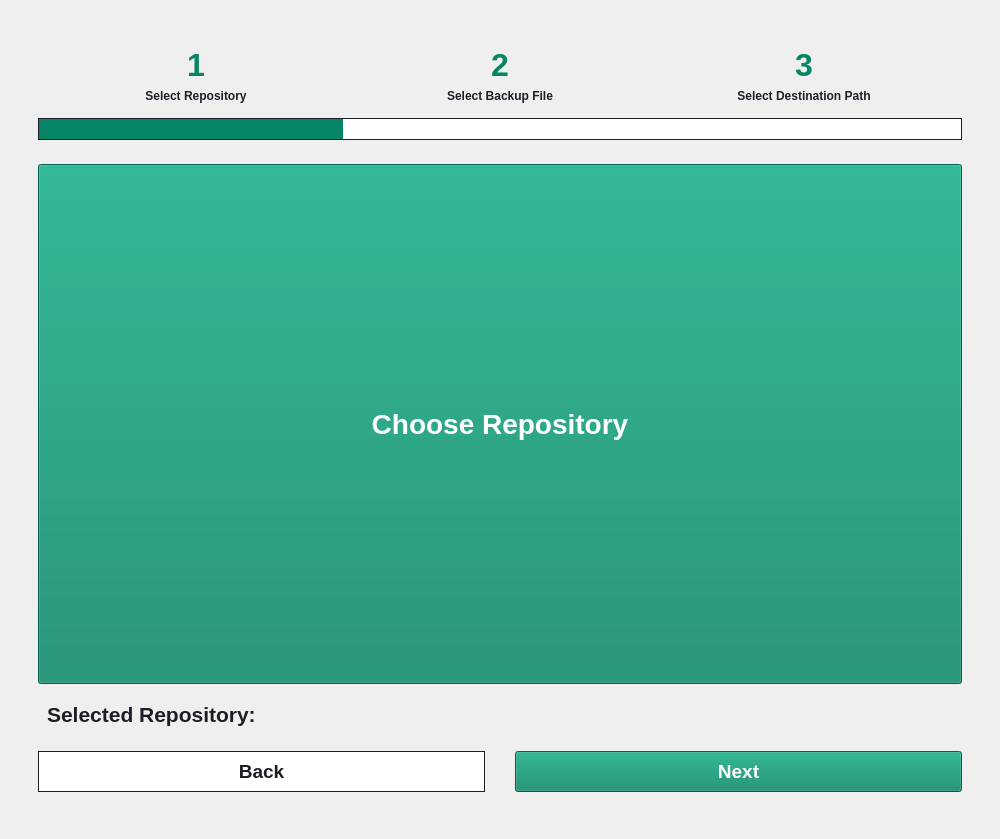
Qt form src/gui/tabs/restore_tab.ui (HPE-Backup-and-Recovery-System/ResilioZ) before a commit.
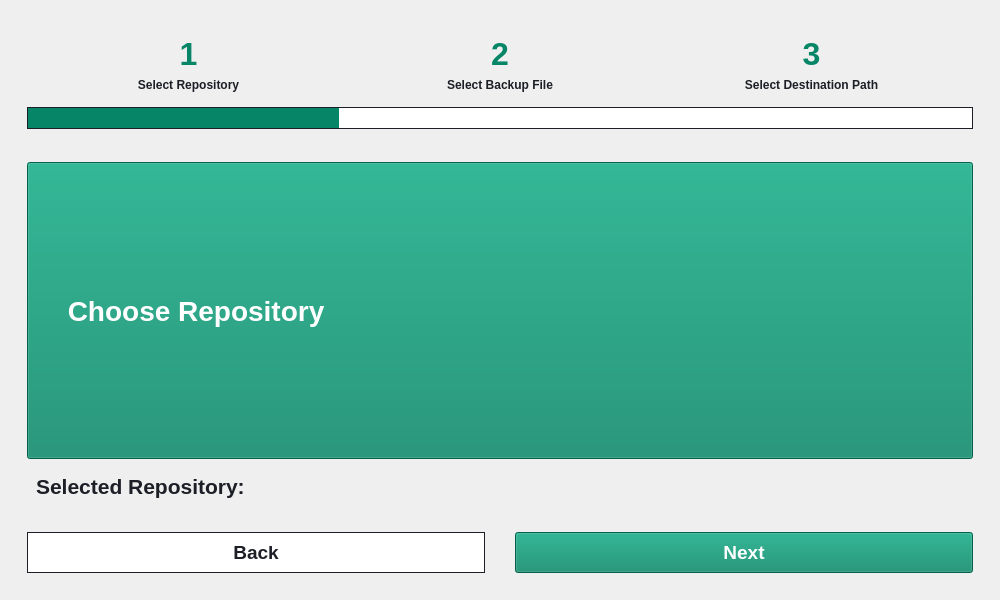
The same form after that commit. Icons and pictures are not drawn.

```diff
--- a/src/gui/tabs/restore_tab.ui
+++ b/src/gui/tabs/restore_tab.ui
@@ -7,13 +7,25 @@
     <x>0</x>
     <y>0</y>
     <width>1000</width>
-    <height>839</height>
+    <height>600</height>
    </rect>
   </property>
   <property name="windowTitle">
    <string>Form</string>
   </property>
   <layout class="QGridLayout" name="gridLayout">
+   <property name="leftMargin">
+    <number>0</number>
+   </property>
+   <property name="topMargin">
+    <number>0</number>
+   </property>
+   <property name="rightMargin">
+    <number>0</number>
+   </property>
+   <property name="bottomMargin">
+    <number>0</number>
+   </property>
    <item row="0" column="0">
     <widget class="QFrame" name="frame">
      <property name="autoFillBackground">
@@ -119,6 +131,9 @@
              <enum>QFrame::Raised</enum>
             </property>
             <layout class="QGridLayout" name="gridLayout_12">
+             <property name="bottomMargin">
+              <number>0</number>
+             </property>
              <item row="0" column="0">
               <widget class="QFrame" name="frame_5">
                <property name="styleSheet">
@@ -278,39 +293,45 @@
                       <property name="frameShadow">
                        <enum>QFrame::Raised</enum>
                       </property>
-                      <layout class="QVBoxLayout" name="verticalLayout_2">
-                       <property name="spacing">
-                        <number>9</number>
-                       </property>
+                      <layout class="QGridLayout" name="gridLayout_3">
                        <property name="leftMargin">
                         <number>0</number>
                        </property>
-                       <property name="topMargin">
-                        <number>0</number>
-                       </property>
                        <property name="rightMargin">
                         <number>0</number>
                        </property>
-                       <property name="bottomMargin">
-                        <number>0</number>
-                       </property>
-                       <item>
+                       <item row="0" column="0">
                         <widget class="QPushButton" name="chooseRepoButton">
                          <property name="sizePolicy">
-                          <sizepolicy hsizetype="Minimum" vsizetype="Expanding">
+                          <sizepolicy hsizetype="Preferred" vsizetype="Expanding">
                            <horstretch>0</horstretch>
                            <verstretch>0</verstretch>
                           </sizepolicy>
                          </property>
+                         <property name="layoutDirection">
+                          <enum>Qt::LeftToRight</enum>
+                         </property>
                          <property name="styleSheet">
-                          <string notr="true"/>
+                          <string notr="true">QPushButton {
+	text-align: left;
+}</string>
                          </property>
                          <property name="text">
-                          <string>Choose Repository</string>
+                          <string> Choose Repository</string>
+                         </property>
+                         <property name="icon">
+                          <iconset resource="../resources/assets.qrc">
+                           <normaloff>:/assets/icons/icons/box-open.svg</normaloff>:/assets/icons/icons/box-open.svg</iconset>
+                         </property>
+                         <property name="iconSize">
+                          <size>
+                           <width>36</width>
+                           <height>36</height>
+                          </size>
                          </property>
                         </widget>
                        </item>
-                       <item>
+                       <item row="1" column="0">
                         <widget class="QWidget" name="horizontalWidget" native="true">
                          <property name="styleSheet">
                           <string notr="true">QLabel#repoInfoLabel {
```
Left out of the diff: 4 changed lines with no effect on the pictures.
